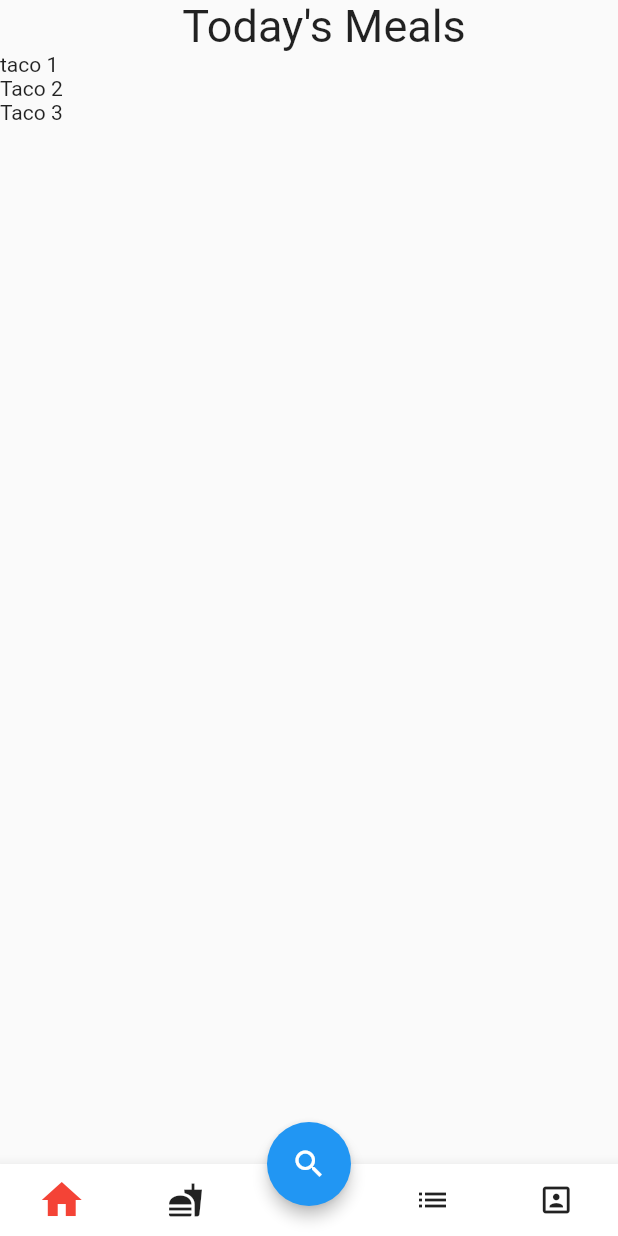
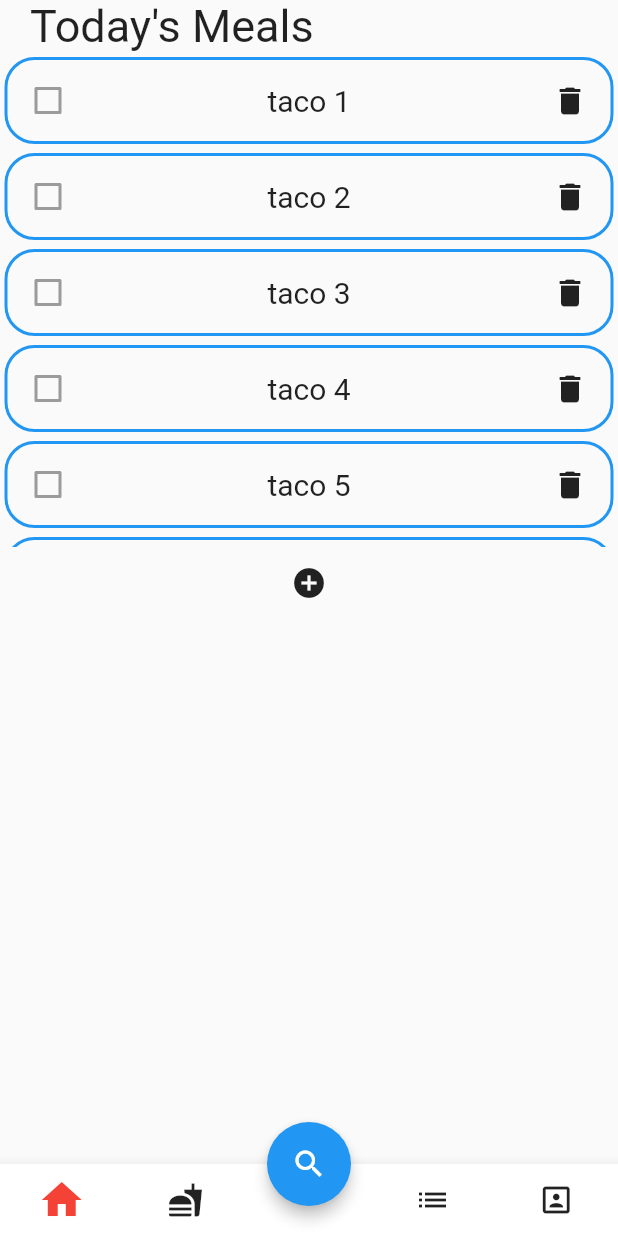
Before and after one commit to kzhang23187/menu, a Flutter app: the screen it shows after launch, on a phone screen of 412 x 824 dp. Run offline on Flutter 3.47's test engine with Material 2 defaults, Android fonts, the phone set to English and light mode, and no system bars.

Commit message:
Added half of the home page. Need to be able to add from a selected recipe list.

```diff
--- a/lib/pages/homePage.dart
+++ b/lib/pages/homePage.dart
@@ -1,30 +1,96 @@
+import 'dart:async';
+
 import 'package:flutter/material.dart';
+import '../widgets/recipeListWidget.dart';
 
-class HomePage extends StatelessWidget {
+List<String> dummy = [
+  "taco 1",
+  "taco 2",
+  "taco 3",
+  "taco 4",
+  "taco 5",
+  "taco 6",
+  "taco 7"
+];
+
+class HomePage extends StatefulWidget {
+  @override
+  _HomePageState createState() => _HomePageState();
+}
+
+class _HomePageState extends State<HomePage> {
+  final _controller = ScrollController();
+  bool newItemAdded = false;
+  void removeRecipe(String name) {
+    setState(() {
+      dummy.remove(name);
+    });
+  }
+
   @override
   Widget build(BuildContext context) {
+    Timer(Duration(milliseconds: 500), () {
+      if (newItemAdded) {
+        _controller.animateTo(
+          _controller.position.maxScrollExtent,
+          duration: Duration(milliseconds: 500),
+          curve: Curves.fastLinearToSlowEaseIn,
+        );
+        setState(() {
+          newItemAdded = false;
+        });
+      } else {
+        _controller.animateTo(_controller.offset, duration: null, curve: null);
+      }
+    });
+
     return Scaffold(
       body: SafeArea(
         child: Column(
           children: <Widget>[
-            Padding(
-              padding: const EdgeInsets.only(left: 20.0),
-              child: Text(
-                "Today's Meals",
-                textAlign: TextAlign.left,
-                style: TextStyle(fontSize: 30),
+            Container(
+              alignment: Alignment.topLeft,
+              child: Padding(
+                padding: const EdgeInsets.only(left: 20.0),
+                child: Text(
+                  "Today's Meals",
+                  style: TextStyle(fontSize: 30),
+                ),
               ),
             ),
             Container(
-              height: MediaQuery.of(context).size.height / 2,
-              child: ListView(
-                children: <Widget>[
-                  Text("taco 1"),
-                  Text("Taco 2"),
-                  Text("Taco 3")
-                ],
+              height: 2 * MediaQuery.of(context).size.height / 5,
+              child: ListView.builder(
+                controller: _controller,
+                itemCount: dummy.length,
+                itemBuilder: (context, index) {
+                  return Container(
+                      margin: const EdgeInsets.all(3.0),
+                      padding: const EdgeInsets.all(3.0),
+                      decoration: BoxDecoration(
+                          borderRadius: BorderRadius.circular(20),
+                          border: Border.all(color: Colors.blue, width: 2)),
+                      child: RecipeListItem(dummy[index], removeRecipe));
+                },
+                // separatorBuilder: (context, index) => Divider(),
               ),
-            )
+              // child: ListView(
+              //   children: <Widget>[
+              //     RecipeListItem(),
+              //     Text("Taco 2"),
+              //     Text("Taco 3")
+              //   ],
+              // ),
+            ),
+            Container(
+                child: IconButton(
+                    icon: Icon(Icons.add_circle),
+                    onPressed: () {
+                      setState(() {
+                        dummy.add("chicken");
+                        newItemAdded = true;
+                      });
+                    })),
           ],
         ),
       ),
--- a/lib/widgets/recipeListWidget.dart
+++ b/lib/widgets/recipeListWidget.dart
@@ -1,6 +1,29 @@
+import 'package:flutter/material.dart';
+
 class RecipeListItem extends StatelessWidget {
+  final String recipeName;
+  final removeRecipe;
+  RecipeListItem(this.recipeName, this.removeRecipe);
+
   @override
   Widget build(BuildContext context) {
-    return Container();
+    return Row(
+      mainAxisAlignment: MainAxisAlignment.spaceBetween,
+      children: <Widget>[
+        Checkbox(value: false, onChanged: null),
+        Flexible(
+          child: Text(
+            this.recipeName,
+            textAlign: TextAlign.center,
+            style: TextStyle(fontSize: 20),
+          ),
+        ),
+        IconButton(
+            icon: Icon(Icons.delete),
+            onPressed: () {
+              removeRecipe(recipeName);
+            }),
+      ],
+    );
   }
 }
```
